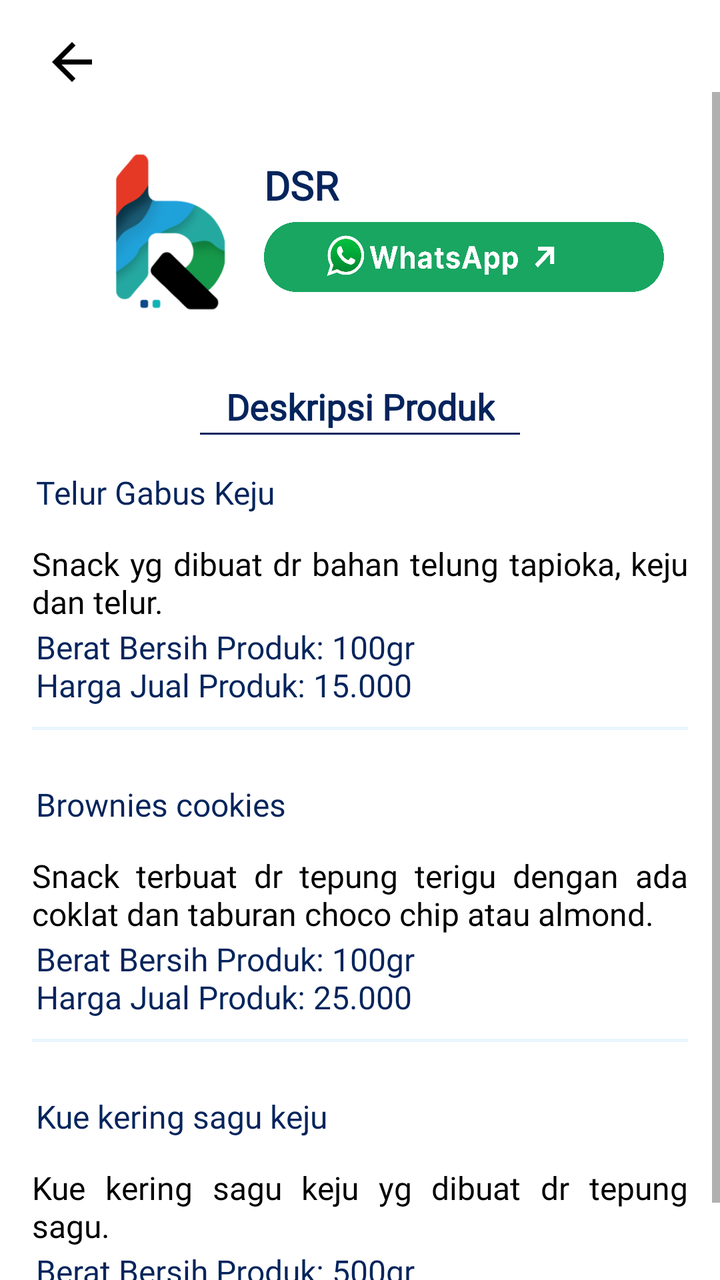
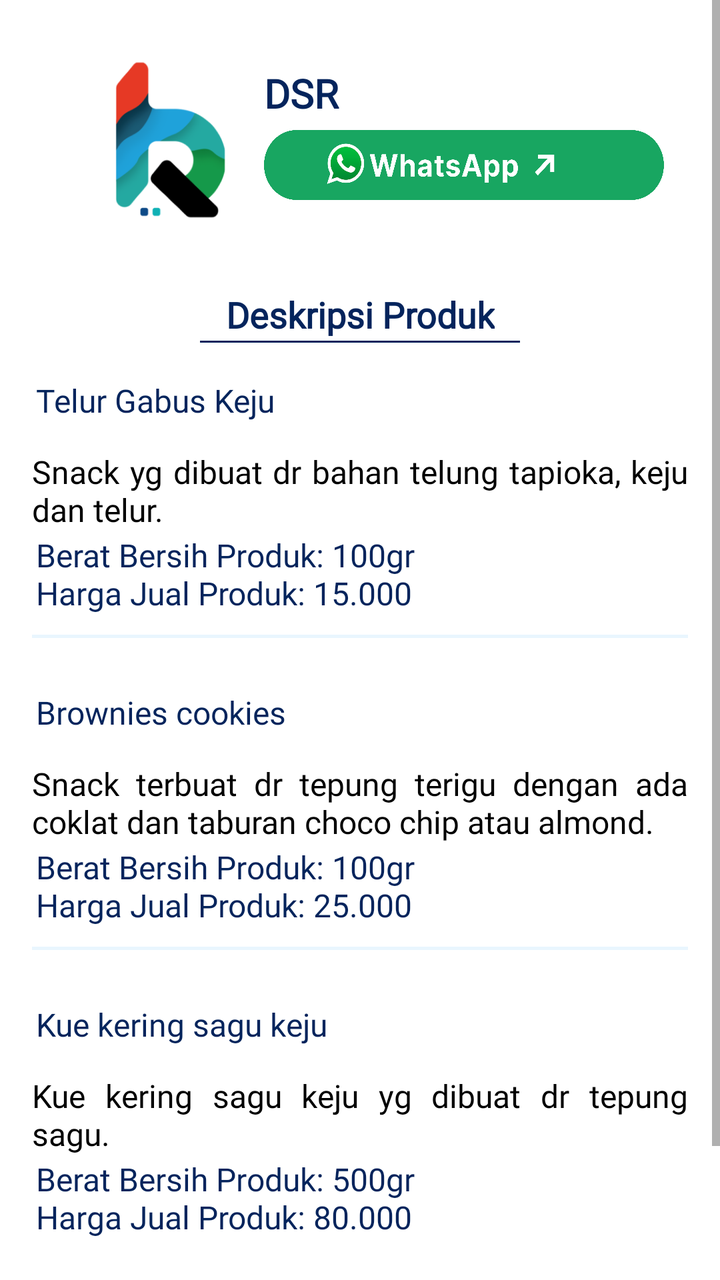

An Android layout rendered at two revisions. The XML below is the earlier revision; the diff shows what the commit changed to produce the second picture.
<!-- AndroidManifest.xml: application theme Theme.MyApplication -->
<!-- res/layout/detail_umkm_8.xml -->
<?xml version="1.0" encoding="utf-8"?>
<androidx.constraintlayout.widget.ConstraintLayout xmlns:android="http://schemas.android.com/apk/res/android"
    xmlns:tools="http://schemas.android.com/tools"
    xmlns:app="http://schemas.android.com/apk/res-auto"
    android:layout_width="match_parent"
    android:layout_height="match_parent">

    <ImageView
        android:id="@+id/back_arrow"
        android:layout_width="40dp"
        android:layout_height="30dp"
        android:layout_margin="16dp"
        android:src="@drawable/back"
        app:layout_constraintTop_toTopOf="parent"
        app:layout_constraintStart_toStartOf="parent" />

    <ScrollView
        android:layout_width="match_parent"
        android:layout_height="0dp"
        app:layout_constraintTop_toBottomOf="@id/back_arrow"
        app:layout_constraintStart_toStartOf="parent"
        app:layout_constraintEnd_toEndOf="parent"
        app:layout_constraintBottom_toBottomOf="parent">

        <LinearLayout
            android:layout_width="match_parent"
            android:layout_height="wrap_content"
            android:orientation="vertical"
            android:padding="16dp">

            <LinearLayout
                android:id="@+id/umkm1_section"
                android:layout_width="match_parent"
                android:layout_height="wrap_content"
                android:layout_marginTop="2dp"
                android:orientation="horizontal">

                <ImageView
                    android:id="@+id/image_rb"
                    android:layout_width="100dp"
                    android:layout_height="100dp"
                    android:layout_marginTop="2dp"
                    android:src="@drawable/logorb"
                    android:paddingStart="37dp" />

                <LinearLayout
                    android:layout_width="0dp"
                    android:layout_height="wrap_content"
                    android:layout_weight="1"
                    android:orientation="vertical"
                    android:gravity="center_vertical"
                    android:layout_marginStart="16dp">

                    <TextView
                        android:id="@+id/title_umkm2"
                        android:layout_marginTop="15dp"
                        android:layout_width="match_parent"
                        android:layout_height="wrap_content"
                        android:fontFamily="@font/poppins_bold"
                        android:gravity="center_vertical"
                        android:text="DSR"
                        android:textColor="@color/blue"
                        android:textSize="20sp"
                        android:textStyle="bold" />

                    <ImageButton
                        android:id="@+id/button_wa"
                        android:layout_width="200dp"
                        android:layout_height="35dp"
                        android:layout_marginTop="5dp"
                        android:background="@drawable/wa_detail"
                        android:paddingStart="24dp"
                        android:gravity="center"
                        app:layout_constraintBottom_toBottomOf="parent"
                        app:layout_constraintEnd_toEndOf="parent"
                        app:layout_constraintStart_toStartOf="parent" />
                </LinearLayout>
            </LinearLayout>

            <TextView
                android:id="@+id/description_title"
                android:layout_marginTop="25dp"
                android:layout_width="wrap_content"
                android:layout_height="wrap_content"
                android:fontFamily="@font/poppins_bold"
                android:text="Deskripsi Produk"
                android:textColor="@color/blue"
                android:textSize="18sp"
                android:textStyle="bold"
                android:gravity="center_horizontal"
                android:layout_gravity="center_horizontal" />

            <View
                android:id="@+id/line_below_text"
                android:layout_width="160dp"
                android:layout_height="1dp"
                android:layout_marginTop="1dp"
                android:background="@color/blue"
                android:layout_gravity="center_horizontal" />

            <TextView
                android:id="@+id/judul1"
                android:layout_width="match_parent"
                android:layout_height="wrap_content"
                android:layout_marginStart="2dp"
                android:layout_marginTop="18dp"
                android:layout_marginEnd="6dp"
                android:fontFamily="@font/poppins_bold"
                android:text="Telur Gabus Keju"
                android:textColor="@color/blue"
                android:textSize="16sp"
                app:layout_constraintEnd_toEndOf="parent"
                app:layout_constraintStart_toStartOf="parent"/>

            <TextView
                android:id="@+id/text_umkm3"
                android:layout_width="match_parent"
                android:layout_height="wrap_content"
                android:layout_marginTop="14dp"
                android:textSize="16sp"
                android:textColor="@color/black"
                android:justificationMode="inter_word"
                android:fontFamily="@font/poppins_regular"
                android:text="Snack yg dibuat dr bahan telung tapioka, keju dan telur."
                app:layout_constraintTop_toBottomOf="@id/line_below_text" />

            <TextView
                android:id="@+id/harga1"
                android:layout_width="match_parent"
                android:layout_height="wrap_content"
                android:layout_marginStart="2dp"
                android:layout_marginTop="1dp"
                android:layout_marginEnd="16dp"
                android:fontFamily="@font/poppins_bold"
                android:text="Berat Bersih Produk: 100gr\nHarga Jual Produk: 15.000"
                android:textColor="@color/blue"
                android:textSize="16sp"
                app:layout_constraintEnd_toEndOf="parent"
                app:layout_constraintStart_toStartOf="parent" />


            <ImageView
                android:id="@+id/image_line2"
                android:layout_width="1000dp"
                android:layout_height="20dp"
                android:scaleType="fitCenter"
                android:src="@drawable/line"
                app:layout_constraintEnd_toEndOf="parent"
                app:layout_constraintStart_toStartOf="parent" />

            <TextView
                android:id="@+id/judul2"
                android:layout_width="match_parent"
                android:layout_height="wrap_content"
                android:layout_marginStart="2dp"
                android:layout_marginTop="18dp"
                android:layout_marginEnd="6dp"
                android:fontFamily="@font/poppins_bold"
                android:text="Brownies cookies"
                android:textColor="@color/blue"
                android:textSize="16sp"
                app:layout_constraintEnd_toEndOf="parent"
                app:layout_constraintStart_toStartOf="parent"/>

            <TextView
                android:id="@+id/text_umkm3_2"
                android:layout_width="match_parent"
                android:layout_height="wrap_content"
                android:layout_marginTop="14dp"
                android:textSize="16sp"
                android:textColor="@color/black"
                android:justificationMode="inter_word"
                android:fontFamily="@font/poppins_regular"
                android:text="Snack terbuat dr tepung terigu dengan ada coklat dan taburan choco chip atau almond."
                app:layout_constraintTop_toBottomOf="@id/line_below_text" />

            <TextView
                android:id="@+id/harga2"
                android:layout_width="match_parent"
                android:layout_height="wrap_content"
                android:layout_marginStart="2dp"
                android:layout_marginTop="1dp"
                android:layout_marginEnd="16dp"
                android:fontFamily="@font/poppins_bold"
                android:text="Berat Bersih Produk: 100gr\nHarga Jual Produk: 25.000"
                android:textColor="@color/blue"
                android:textSize="16sp"
                app:layout_constraintEnd_toEndOf="parent"
                app:layout_constraintStart_toStartOf="parent" />


            <ImageView
                android:id="@+id/image_line3"
                android:layout_width="1000dp"
                android:layout_height="20dp"
                android:scaleType="fitCenter"
                android:src="@drawable/line"
                app:layout_constraintEnd_toEndOf="parent"
                app:layout_constraintStart_toStartOf="parent" />

            <TextView
                android:id="@+id/judul3"
                android:layout_width="match_parent"
                android:layout_height="wrap_content"
                android:layout_marginStart="2dp"
                android:layout_marginTop="18dp"
                android:layout_marginEnd="6dp"
                android:fontFamily="@font/poppins_bold"
                android:text="Kue kering sagu keju"
                android:textColor="@color/blue"
                android:textSize="16sp"
                app:layout_constraintEnd_toEndOf="parent"
                app:layout_constraintStart_toStartOf="parent"/>

            <TextView
                android:id="@+id/text_umkm3_3"
                android:layout_width="match_parent"
                android:layout_height="wrap_content"
                android:layout_marginTop="14dp"
                android:textSize="16sp"
                android:textColor="@color/black"
                android:justificationMode="inter_word"
                android:fontFamily="@font/poppins_regular"
                android:text="Kue kering sagu keju yg dibuat dr tepung sagu."
                app:layout_constraintTop_toBottomOf="@id/line_below_text" />

            <TextView
                android:id="@+id/harga3"
                android:layout_width="match_parent"
                android:layout_height="wrap_content"
                android:layout_marginStart="2dp"
                android:layout_marginTop="1dp"
                android:layout_marginEnd="16dp"
                android:fontFamily="@font/poppins_bold"
                android:text="Berat Bersih Produk: 500gr\nHarga Jual Produk: 80.000"
                android:textColor="@color/blue"
                android:textSize="16sp"
                app:layout_constraintEnd_toEndOf="parent"
                app:layout_constraintStart_toStartOf="parent" />


        </LinearLayout>
    </ScrollView>

</androidx.constraintlayout.widget.ConstraintLayout>
<!-- resources referenced by this layout -->
<resources>
  <color name="black">#FF000000</color>
  <color name="blue">#04245C</color>
  <!-- drawable back (drawable) -->
  <vector xmlns:android="http://schemas.android.com/apk/res/android" android:autoMirrored="true" android:height="24dp" android:tint="#000000" android:viewportHeight="24" android:viewportWidth="24" android:width="24dp">
        
      <path android:fillColor="@android:color/white" android:pathData="M20,11H7.83l5.59,-5.59L12,4l-8,8 8,8 1.41,-1.41L7.83,13H20v-2z"/>
      
  </vector>
  <!-- drawable line: png bitmap (drawable, 14341 bytes) -->
  <!-- drawable logorb: png bitmap (drawable, 46204 bytes) -->
  <!-- drawable wa_detail: png bitmap (drawable, 111318 bytes) -->
  <style name="Theme.MyApplication" parent="Theme.MaterialComponents.DayNight.DarkActionBar">
          
          <item name="colorPrimary">@color/purple_500</item>
          <item name="colorPrimaryVariant">@color/purple_700</item>
          <item name="colorOnPrimary">@color/white</item>
          
          <item name="colorSecondary">@color/teal_200</item>
          <item name="colorSecondaryVariant">@color/teal_700</item>
          <item name="colorOnSecondary">@color/black</item>
          
          <item name="android:statusBarColor">?attr/colorPrimaryVariant</item>
          
      </style>
  <color name="purple_500">#1FA1D8</color>
  <color name="purple_700">#1FA1D8</color>
  <color name="white">#FFFFFFFF</color>
  <color name="teal_200">#FF03DAC5</color>
  <color name="teal_700">#FF018786</color>
</resources>

<!-- the commit's change to res/layout/detail_umkm_8.xml (unified diff, before → after) -->
@@ -5,19 +5,9 @@
     android:layout_width="match_parent"
     android:layout_height="match_parent">
 
-    <ImageView
-        android:id="@+id/back_arrow"
-        android:layout_width="40dp"
-        android:layout_height="30dp"
-        android:layout_margin="16dp"
-        android:src="@drawable/back"
-        app:layout_constraintTop_toTopOf="parent"
-        app:layout_constraintStart_toStartOf="parent" />
-
     <ScrollView
         android:layout_width="match_parent"
         android:layout_height="0dp"
-        app:layout_constraintTop_toBottomOf="@id/back_arrow"
         app:layout_constraintStart_toStartOf="parent"
         app:layout_constraintEnd_toEndOf="parent"
         app:layout_constraintBottom_toBottomOf="parent">
@@ -238,6 +228,17 @@
                 app:layout_constraintEnd_toEndOf="parent"
                 app:layout_constraintStart_toStartOf="parent" />
 
+            <TextView
+                android:id="@+id/kosongdetailkatalog_bpp"
+                android:layout_width="0dp"
+                android:layout_height="wrap_content"
+                android:layout_marginStart="16dp"
+                android:layout_marginTop="58dp"
+                android:layout_marginEnd="16dp"
+                android:textSize="16sp"
+                app:layout_constraintStart_toStartOf="parent"
+                app:layout_constraintEnd_toEndOf="parent"
+                app:layout_constraintTop_toTopOf="parent" />
 
         </LinearLayout>
     </ScrollView>
<!-- resource entries referenced after the edit -->
@@ -2,12 +2,6 @@
 <resources>
   <color name="black">#FF000000</color>
   <color name="blue">#04245C</color>
-  <!-- drawable back (drawable) -->
-  <vector xmlns:android="http://schemas.android.com/apk/res/android" android:autoMirrored="true" android:height="24dp" android:tint="#000000" android:viewportHeight="24" android:viewportWidth="24" android:width="24dp">
-        
-      <path android:fillColor="@android:color/white" android:pathData="M20,11H7.83l5.59,-5.59L12,4l-8,8 8,8 1.41,-1.41L7.83,13H20v-2z"/>
-      
-  </vector>
   <!-- drawable line: png bitmap (drawable, 14341 bytes) -->
   <!-- drawable logorb: png bitmap (drawable, 46204 bytes) -->
   <!-- drawable wa_detail: png bitmap (drawable, 111318 bytes) -->
